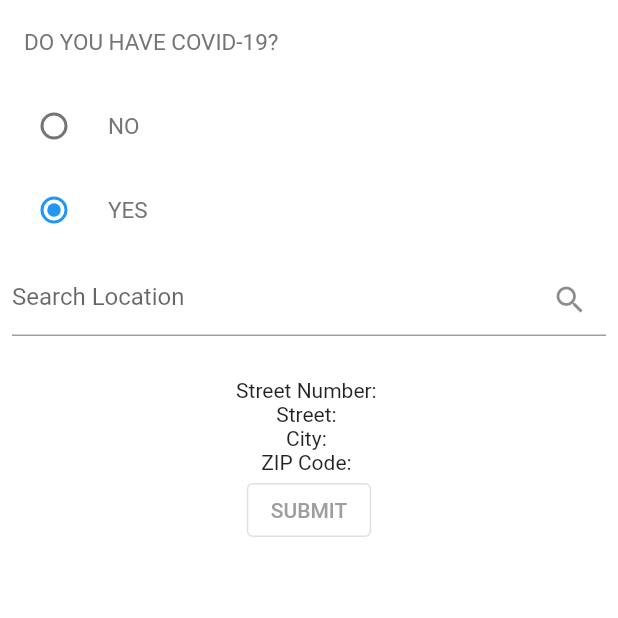
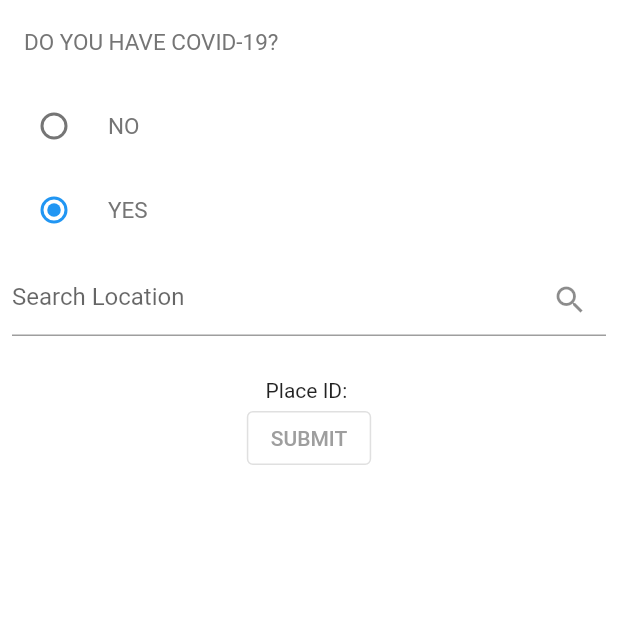
Before and after one commit to ishajain15/UniLyfe, a Flutter app: the GotCovidPage screen opened directly, after a tap on "YES", on a phone screen of 412 x 824 dp, the top half of it. Run offline on Flutter 3.47's test engine with Material 2 defaults, Android fonts, the phone set to English and light mode, and no system bars; our stand-ins replace auto_size_text, cloud_firestore, community_material_icon, firebase_auth, firebase_core, flutter_local_notifications and 7 more; missing offline and left inert: dart:ffi, flutter_google_places, google_api_headers, google_maps_webservice, polls, profanity_filter and 1 more; accounts and stored records are empty; generated files the repository leaves out were written again.

Commit message:
Users can now add locations with search bar from Google Places API, and it'll update on map with marker after refreshing

```diff
--- a/unilyfe_app/lib/models/place_search.dart
+++ b/unilyfe_app/lib/models/place_search.dart
@@ -48,7 +48,6 @@ class AddressSearch extends SearchDelegate<Suggestion> {
       builder: (context, snapshot) => query == ''
           ? Container(
               padding: EdgeInsets.all(16.0),
-              child: Text('Enter your address'),
             )
           : snapshot.hasData
               ? ListView.builder(
--- a/unilyfe_app/lib/page/got_covid.dart
+++ b/unilyfe_app/lib/page/got_covid.dart
@@ -8,10 +8,12 @@ import 'package:cloud_firestore/cloud_firestore.dart';
 // field. The field is of the type `SingingCharacter`, an enum.
 
 import 'package:flutter/material.dart';
+import 'package:google_maps_webservice/places.dart';
 import 'package:unilyfe_app/models/place_search.dart';
 import 'package:unilyfe_app/provider/places_provider.dart';
 import 'package:unilyfe_app/widgets/provider_widget.dart';
-
+import 'package:flutter_google_places/flutter_google_places.dart';
+import 'package:google_api_headers/google_api_headers.dart';
 import 'package:uuid/uuid.dart';
 
 bool changed = false;
@@ -58,10 +60,7 @@ class _GotCovidPageWidgetState extends State<GotCovidPageWidget>
     with ChangeNotifier {
   SingingCharacter _character = SingingCharacter.no;
   final _controller = TextEditingController();
-  String _streetNumber = '';
-  String _street = '';
-  String _city = '';
-  String _zipCode = '';
+  String placeId = '';
 
   @override
   void dispose() {
@@ -135,12 +134,24 @@ class _GotCovidPageWidgetState extends State<GotCovidPageWidget>
                         .getPlaceDetailFromId(result.placeId);
                     setState(() {
                       _controller.text = result.description;
-                      _streetNumber = placeDetails.streetNumber;
-                      _street = placeDetails.street;
-                      _city = placeDetails.city;
-                      _zipCode = placeDetails.zipCode;
+                      placeId = placeDetails.placeId;
+                      print(placeId);
                     });
                   }
+                  var _places = GoogleMapsPlaces(
+                    apiKey: 'AIzaSyBjKNbsOeQy02gc3-Ikz0MxDlyDkgpuUOk',
+                  );
+                  var detail = await _places.getDetailsByPlaceId(placeId);
+
+                  print(detail.result.geometry.location.lat);
+                  print(detail.result.geometry.location.lng);
+
+                  await FirebaseFirestore.instance.collection("locations").add({
+                    'coordinates': GeoPoint(detail.result.geometry.location.lat,
+                        detail.result.geometry.location.lng)
+                  });
+                  // GeoPoint(detail.result.geometry.location.lat,
+                  //     detail.result.geometry.location.lng);
                 },
                 decoration: InputDecoration(
                     hintText: 'Search Location',
@@ -148,10 +159,7 @@ class _GotCovidPageWidgetState extends State<GotCovidPageWidget>
               ),
             ),
             SizedBox(height: 20.0),
-            Text('Street Number: $_streetNumber'),
-            Text('Street: $_street'),
-            Text('City: $_city'),
-            Text('ZIP Code: $_zipCode'),
+            Text('Place ID: $placeId'),
           ]),
         ),
         submitButton(),
--- a/unilyfe_app/lib/provider/places_provider.dart
+++ b/unilyfe_app/lib/provider/places_provider.dart
@@ -1,6 +1,8 @@
 import 'dart:convert';
 import 'dart:io';
 
+import 'package:google_api_headers/google_api_headers.dart';
+import 'package:google_maps_webservice/places.dart';
 import 'package:http/http.dart';
 
 class Place {
@@ -8,17 +10,14 @@ class Place {
   String street;
   String city;
   String zipCode;
+  String placeId;
 
-  Place({
-    this.streetNumber,
-    this.street,
-    this.city,
-    this.zipCode,
-  });
+  Place(
+      {this.streetNumber, this.street, this.city, this.zipCode, this.placeId});
 
   @override
   String toString() {
-    return 'Place(streetNumber: $streetNumber, street: $street, city: $city, zipCode: $zipCode)';
+    return 'Place(streetNumber: $streetNumber, street: $street, city: $city, zipCode: $zipCode, placeId: $placeId)';
   }
 }
 
@@ -48,7 +47,7 @@ class PlaceApiProvider {
 
   Future<List<Suggestion>> fetchSuggestions(String input, String lang) async {
     final request =
-        'https://maps.googleapis.com/maps/api/place/autocomplete/json?input=$input&types=address&language=$lang&components=country:ch&key=$apiKey&sessiontoken=$sessionToken';
+        'https://maps.googleapis.com/maps/api/place/autocomplete/json?input=$input&types=establishment&language=$lang&key=$apiKey&sessiontoken=$sessionToken';
     final response = await client.get(request);
 
     if (response.statusCode == 200) {
@@ -69,6 +68,7 @@ class PlaceApiProvider {
   }
 
   Future<Place> getPlaceDetailFromId(String placeId) async {
+
     final request =
         'https://maps.googleapis.com/maps/api/place/details/json?place_id=$placeId&fields=address_component&key=$apiKey&sessiontoken=$sessionToken';
     final response = await client.get(request);
@@ -94,6 +94,8 @@ class PlaceApiProvider {
           if (type.contains('postal_code')) {
             place.zipCode = c['long_name'];
           }
+
+          place.placeId = placeId;
         });
         return place;
       }
--- a/unilyfe_app/pubspec.yaml
+++ b/unilyfe_app/pubspec.yaml
@@ -37,6 +37,7 @@ dependencies:
   search_map_place: ^0.3.0
   geolocator: ^6.2.0
   geocoder: ^0.2.1
+  flutter_google_places: ^0.2.8
 
   # Add the following two lines
   # http: ^0.12.0+1
@@ -60,6 +61,8 @@ dependencies:
   community_material_icon: ^5.3.45
   keyboard_visibility: ^0.5.6
   uuid: ^3.0.4
+  google_maps_webservice: ^0.0.19
+  google_api_headers: ^0.1.1+2
 dev_dependencies:
   flutter_test:
     sdk: flutter
```
Also changed, not shown: unilyfe_app/lib/page/corona_page.dart (+4 -4 lines), unilyfe_app/pubspec.lock.
